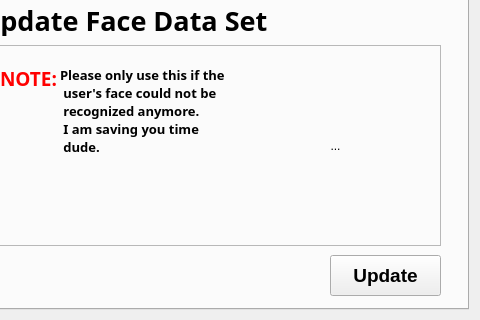
First picture: the form in EMS_Desktop_App/UIs/EmployeeView.ui, repository cedie712/EMS_Project, before the edit; both pictures show x 662 to 1142 and y 391 to 711 of the 1142 by 711 pixel window.
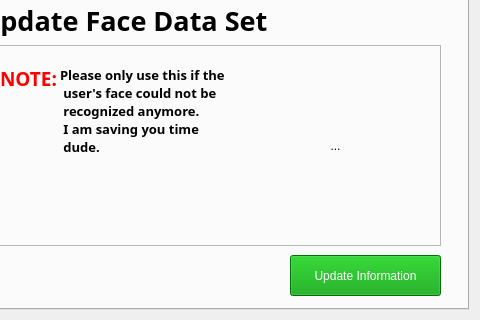
Second picture: the form after the edit. The open tabs and pages were chosen to show the change. Icons and pictures are not drawn.

```diff
--- a/EMS_Desktop_App/UIs/EmployeeView.ui
+++ b/EMS_Desktop_App/UIs/EmployeeView.ui
@@ -1090,29 +1090,22 @@
      <widget class="QPushButton" name="update_btn">
       <property name="geometry">
        <rect>
-        <x>980</x>
+        <x>940</x>
         <y>550</y>
-        <width>111</width>
+        <width>151</width>
         <height>41</height>
        </rect>
       </property>
-      <property name="font">
-       <font>
-        <family>Arial</family>
-        <pointsize>14</pointsize>
-        <weight>75</weight>
-        <bold>true</bold>
-       </font>
-      </property>
       <property name="focusPolicy">
        <enum>Qt::TabFocus</enum>
       </property>
+      <property name="styleSheet">
+       <string notr="true">color: #fff;
+background-color: rgb(0, 156, 5);
+font: 14px/20px &quot;Helvetica Neue&quot;,Helvetica,Arial,sans-serif;</string>
+      </property>
       <property name="text">
-       <string>Update</string>
-      </property>
-      <property name="icon">
-       <iconset>
-        <normaloff>../icons/recs.png</normaloff>../icons/recs.png</iconset>
+       <string>Update Information</string>
       </property>
       <property name="iconSize">
        <size>
```
